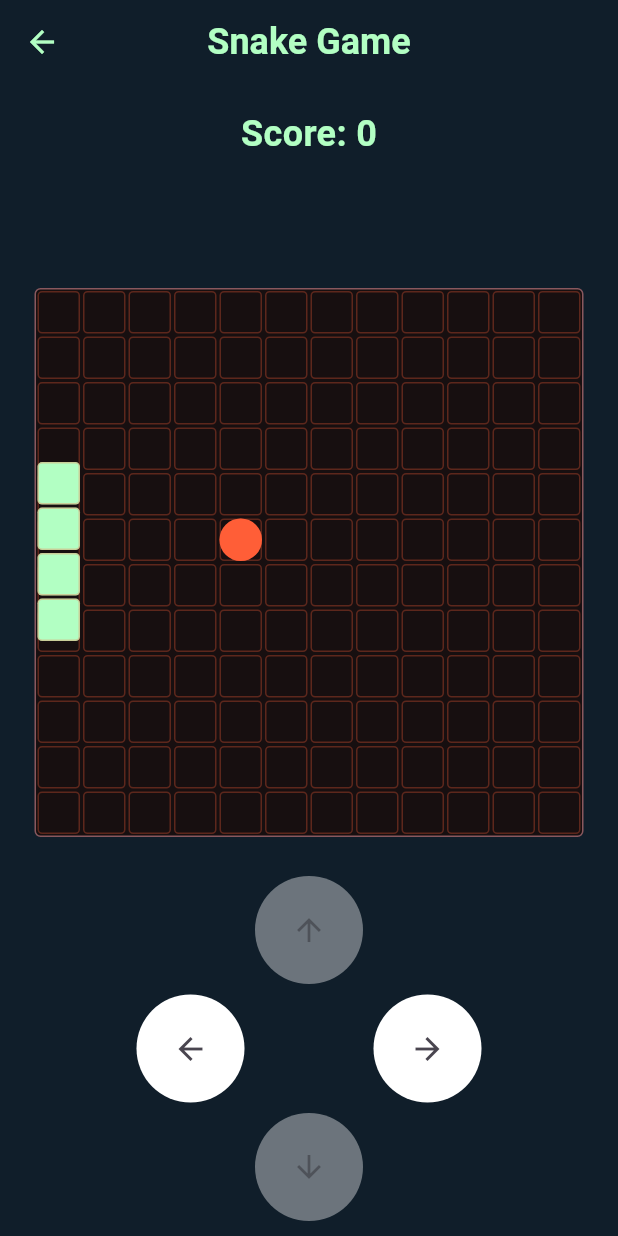
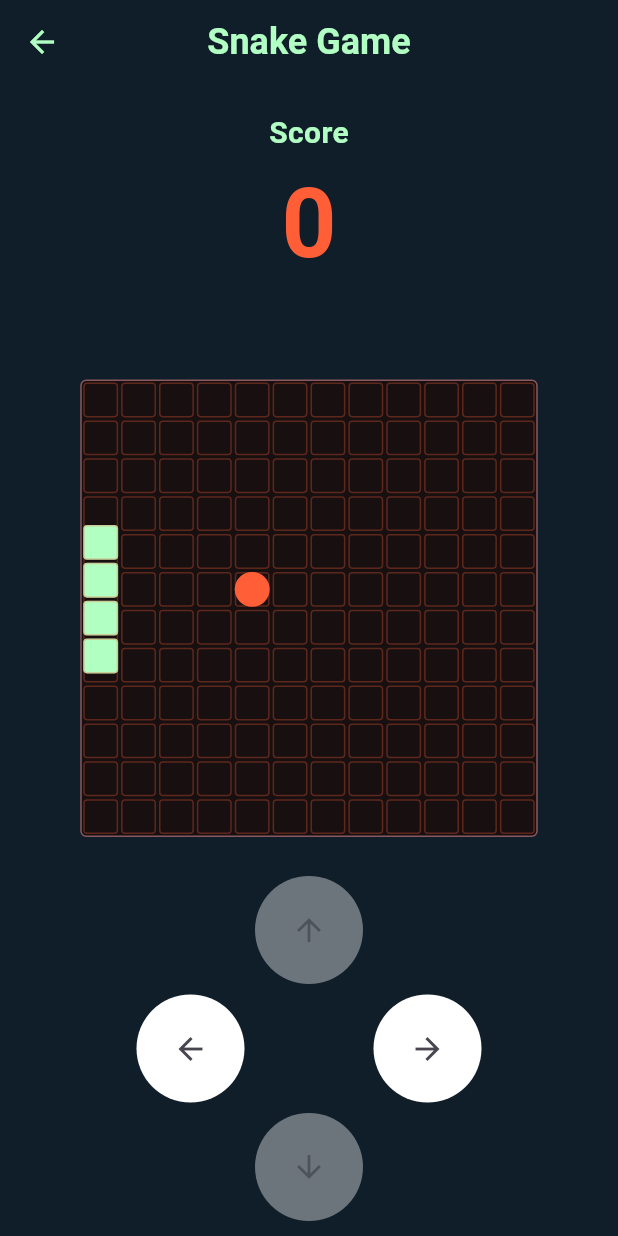
Before and after one commit to art1-si/snake, a Flutter app: the SneakGameScreen screen opened by its route, after a tap on "Play", on a phone screen of 412 x 824 dp. Run offline on Flutter 3.47's test engine with Material 3 defaults, Android fonts, the phone set to English and light mode, and no system bars; our stand-ins replace bloc, flutter_bloc, go_router.

Commit message:
added animation for score updates

```diff
--- a/lib/presentation/screens/snake_game/snake_game/models/apple_sprite.dart
+++ b/lib/presentation/screens/snake_game/snake_game/models/apple_sprite.dart
@@ -40,6 +40,7 @@ class AppleSprite extends UnmovableSprite {
   }) {
     final density = pixelDensity.pixelDensity;
     final random = Random();
+
     final randomX = random.nextInt(density);
     final randomY = random.nextInt(density);
 
--- a/lib/presentation/screens/snake_game/snake_game/view/widgets/game_over_dialog.dart
+++ b/lib/presentation/screens/snake_game/snake_game/view/widgets/game_over_dialog.dart
@@ -11,6 +11,7 @@ class GameOverDialog extends StatelessWidget {
   static void show(BuildContext context, {Key? key, required int score, required VoidCallback onRestart}) {
     showDialog(
       context: context,
+      barrierDismissible: false,
       builder: (context) {
         return GameOverDialog._(
           key: key,
--- a/lib/presentation/screens/snake_game/snake_game/view/widgets/score_display.dart
+++ b/lib/presentation/screens/snake_game/snake_game/view/widgets/score_display.dart
@@ -1,15 +1,21 @@
 import 'package:flutter/material.dart';
 import 'package:flutter_bloc/flutter_bloc.dart';
 import 'package:snake/presentation/screens/snake_game/snake_game/bloc/gameplay_bloc/gameplay_bloc.dart';
+import 'package:snake/presentation/theme/app_colors.dart';
 import 'package:snake/presentation/theme/styled_text.dart';
 
-class ScoreDisplay extends StatelessWidget {
+class ScoreDisplay extends StatefulWidget {
   const ScoreDisplay({super.key});
 
   @override
+  State<ScoreDisplay> createState() => _ScoreDisplayState();
+}
+
+class _ScoreDisplayState extends State<ScoreDisplay> {
+  @override
   Widget build(BuildContext context) {
     return SizedBox(
-      height: 64,
+      height: 125,
       child: BlocBuilder<GameplayBloc, GameplayState>(
         builder: (context, state) {
           switch (state) {
@@ -18,8 +24,40 @@ class ScoreDisplay extends StatelessWidget {
             case GameOver():
               return const SizedBox();
             case GameInProgress():
-              return StyledText.heading2(
-                'Score: ${state.score}',
+              return Column(
+                mainAxisAlignment: MainAxisAlignment.center,
+                children: [
+                  StyledText.heading3('Score'),
+                  AnimatedSwitcher(
+                    switchInCurve: Curves.elasticOut,
+                    switchOutCurve: Curves.easeInOutCubic,
+                    transitionBuilder: (child, animation) {
+                      return ScaleTransition(
+                        scale: animation,
+                        child: FadeTransition(
+                          opacity: animation,
+                          child: SlideTransition(
+                            position: Tween(
+                              begin: const Offset(10.0, -2.0),
+                              end: const Offset(0.0, 0.0),
+                            ).animate(animation),
+                            child: child,
+                          ),
+                        ),
+                      );
+                    },
+                    duration: const Duration(milliseconds: 300),
+                    child: Text(
+                      key: Key('${state.score}'),
+                      '${state.score}',
+                      style: const TextStyle(
+                        fontSize: 64,
+                        fontWeight: FontWeight.bold,
+                        color: AppColors.primary,
+                      ),
+                    ),
+                  ),
+                ],
               );
           }
         },
```
